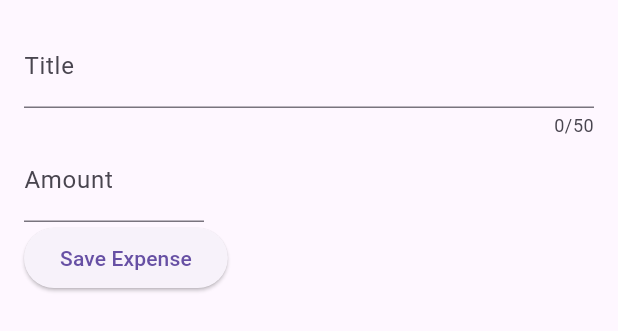
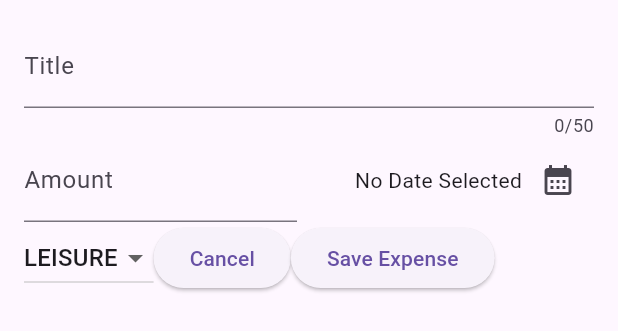
Before and after one commit to gkhan02/expense_tracker, a Flutter app: the NewExpense widget shown alone on an empty page, opened directly, on a phone screen of 412 x 824 dp. Shown: the top 331 px of the screen. Run offline on Flutter 3.47's test engine with Material 3 defaults, Android fonts, the phone set to English and light mode, and no system bars.

Commit message:
added all varaialble and contollefs for new ecxpense

```diff
--- a/lib/widgets/new_expense.dart
+++ b/lib/widgets/new_expense.dart
@@ -1,71 +1,124 @@
+import 'package:expense_tracker/models/expense.dart';
+import 'package:flutter/material.dart';
+import 'package:intl/intl.dart';
 
-import 'package:flutter/material.dart';
+final formatter = DateFormat.yMd();
 
-class NewExpense extends StatefulWidget {
+class NewExpense extends StatefulWidget{
 const NewExpense({super.key});
 
   @override
   State<NewExpense> createState() {
-    // TODO: implement createState
     return _NewExpenseState();
   }
 }
 
-class _NewExpenseState extends State<NewExpense> {
+class _NewExpenseState extends State<NewExpense>{
   final _titleController = TextEditingController();
   final _amountController = TextEditingController();
+  DateTime? _selectedDate;
+  Category _selectedCategory = Category.leisure;
+  void _presentDatePicker () async{
+    final now = DateTime.now();
+    final firstDate = DateTime(now.year -1, now.month, now.day);
+    final pickedDate = await showDatePicker(
+      context: context,
+      initialDate: now,
+      firstDate: firstDate,
+      lastDate: now);
+      setState((){
+        _selectedDate = pickedDate;
+      });
+  }
+
+
   @override
   void dispose() {
     _titleController.dispose();
+    _amountController.dispose();
     super.dispose();
   }
 
   @override
   Widget build(BuildContext context) {
-    return Padding(
+    return  Padding(
       padding: const EdgeInsets.all(16),
       child: Column(
         children: [
-          Row(
-            children: [
-              Expanded(
-                child: TextField(
+          TextField(
             controller: _titleController,
             maxLength: 50,
-                  keyboardType: TextInputType.name,
-                  decoration: InputDecoration(
+            keyboardType:TextInputType.name,
+            decoration: const InputDecoration(
               label: Text('Title'),
             ),
           ),
-              ),
-            ],
-          ),
           Row(
-            children: [
-              SizedBox(
-                width: 120,
+            children:[
+              Expanded(
                 child: TextField(
                   controller: _amountController,
-                  keyboardType: TextInputType.number,
+                  keyboardType:TextInputType.number,
                     decoration: const InputDecoration(
                     prefixText: '\$ ',
                     label: Text('Amount'),
                   ),
                 ),
               ),
+              const SizedBox(width: 16),
+              Expanded(
+                child: Row(
+                  mainAxisAlignment: MainAxisAlignment.end,
+                  crossAxisAlignment: CrossAxisAlignment.center,
+                  children: [
+                    Text(_selectedDate == null ? 'No Date Selected' : formatter.format(_selectedDate!)),
+                    IconButton(
+                      onPressed: _presentDatePicker,
+                      icon: const Icon(Icons.calendar_month)
+                    ),
                   ],
                 ),
+              ),
+            ]
+          ),
+
           Row(
-            children: [
+            children:[
+              DropdownButton(
+                value: _selectedCategory,
+                items: Category.values.map(
+                  (category) => DropdownMenuItem(
+                    value: category,
+                    child: Text(category.name.toUpperCase(),),),
+                ).toList(),
+                onChanged: (value){
+                  // print(value);
+                  if( value == null)
+                  {
+                    return;
+                  }
+                  setState((){
+                      _selectedCategory = value;
+                  });
+                }
+              ),
               ElevatedButton(
-                onPressed: () {
+                onPressed: (){
+                  Navigator.pop(context);
+                },
+                child:
+                const Text('Cancel'),
+              ),
+              ElevatedButton(
+                onPressed: (){
                   print(_titleController.text);
                   print(_amountController.text);
                 },
-                child: Text('Save Expense'),
+                child:
+                const Text('Save Expense'),
+              ),
+            ],
           )
-            ],
-          ),
         ],
         ),
     );
```
Lines whose indentation alone changed are shown as unchanged.
